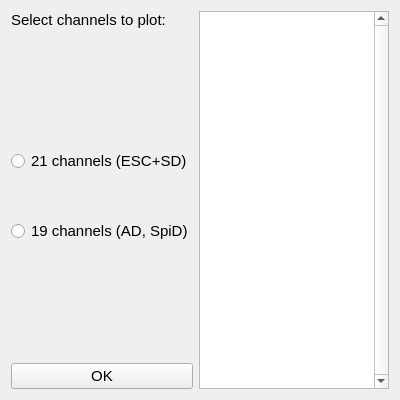
First picture: the form in ui/select_signals_form.ui, repository X-Augenstern/EAViz, before the edit.
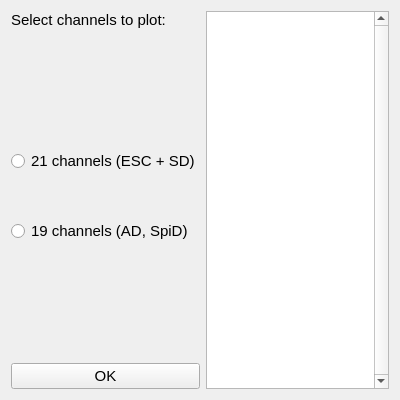
Second picture: the form after the edit.

```diff
--- a/ui/select_signals_form.ui
+++ b/ui/select_signals_form.ui
@@ -70,7 +70,7 @@
             </font>
            </property>
            <property name="text">
-            <string>21 channels (ESC+SD)</string>
+            <string>21 channels (ESC + SD)</string>
            </property>
            <property name="checkable">
             <bool>true</bool>
```
